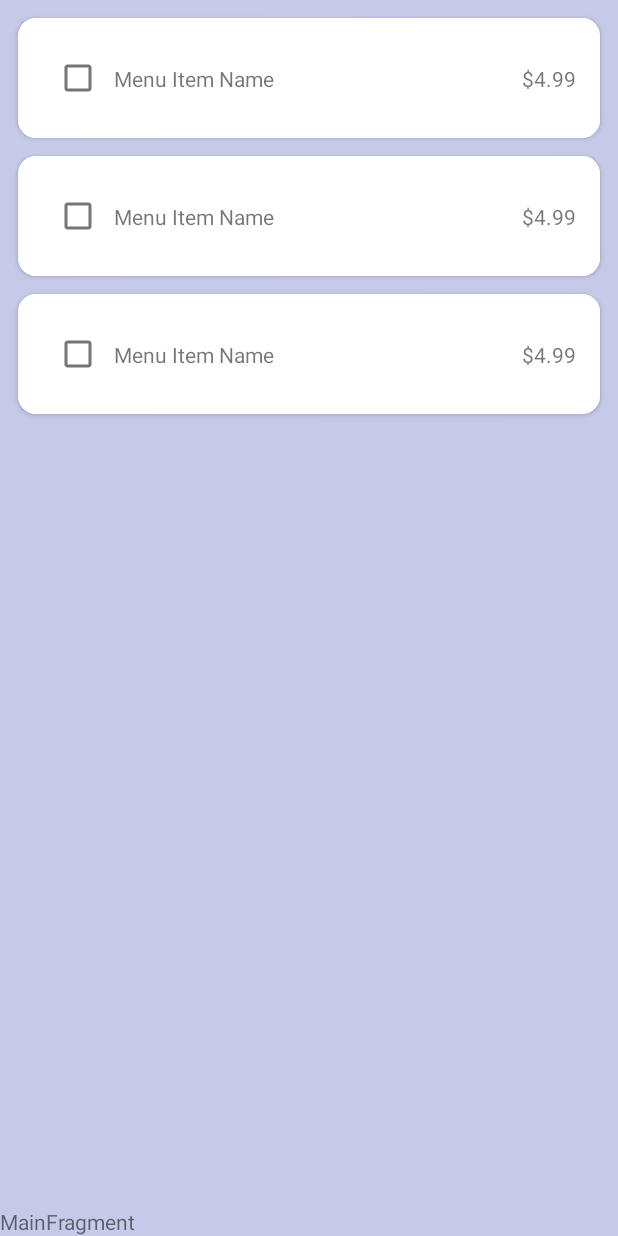
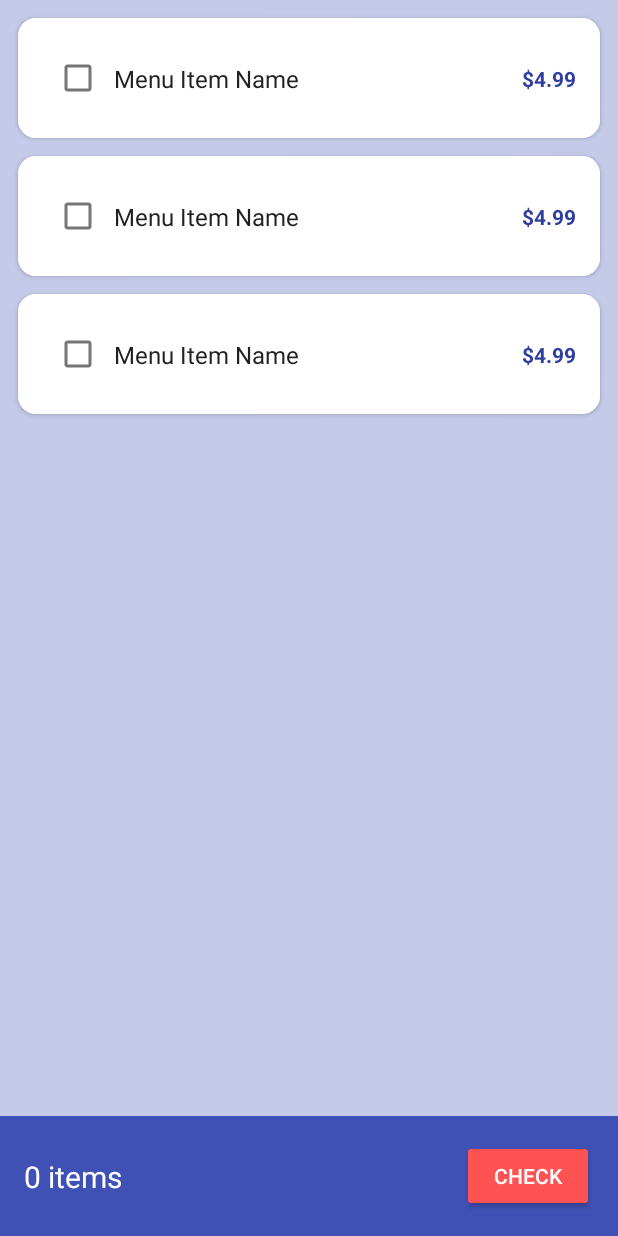
Before and after one commit to twcn-na-homework/lone-star-cafe-android, an Android app: the layout main_fragment.xml on its own in the app's theme, with its tools: preview values and no code run, on a phone screen of 412 x 824 dp. Run offline under Robolectric (Android 15) with nearby library versions, the phone set to English and light mode, and no system bars.

Commit message:
feat(styling): [Siyang] styling the bottom item summary bar

```diff
--- a/app/src/main/res/layout/list_item_menu.xml
+++ b/app/src/main/res/layout/list_item_menu.xml
@@ -4,7 +4,10 @@
     xmlns:tools="http://schemas.android.com/tools">
 
     <data>
-        <variable name="menuItem" type="com.thoughtworks.lonestarcafe.MenuListQuery.Menu"/>
+
+        <variable
+            name="menuItem"
+            type="com.thoughtworks.lonestarcafe.MenuListQuery.Menu" />
     </data>
 
     <androidx.cardview.widget.CardView
@@ -22,30 +25,37 @@
             android:padding="@dimen/list_item_padding">
 
             <CheckBox
+                android:id="@+id/checkbox"
                 android:layout_width="wrap_content"
                 android:layout_height="wrap_content"
-                android:id="@+id/checkbox"
-                app:layout_constraintTop_toTopOf="parent"
                 app:layout_constraintBottom_toBottomOf="parent"
+                app:layout_constraintEnd_toStartOf="@id/description"
                 app:layout_constraintStart_toStartOf="parent"
-                app:layout_constraintEnd_toStartOf="@id/description" />
+                app:layout_constraintTop_toTopOf="parent" />
+
             <TextView
                 android:id="@+id/description"
                 android:layout_width="wrap_content"
                 android:layout_height="wrap_content"
                 android:text="@{menuItem.description}"
-                app:layout_constraintTop_toTopOf="parent"
+                android:textColor="@color/primary_text"
+                android:textSize="@dimen/size_subtitle1"
                 app:layout_constraintBottom_toBottomOf="parent"
                 app:layout_constraintStart_toEndOf="@id/checkbox"
-                tools:text="Menu Item Name"/>
+                app:layout_constraintTop_toTopOf="parent"
+                tools:text="Menu Item Name" />
+
             <TextView
                 android:layout_width="wrap_content"
                 android:layout_height="wrap_content"
                 android:text='@{@string/price_format((float)menuItem.price / 100)}'
-                app:layout_constraintTop_toTopOf="parent"
+                android:textColor="@color/dark_primary"
+                android:textSize="@dimen/size_subtitle2"
+                android:textStyle="bold"
                 app:layout_constraintBottom_toBottomOf="parent"
                 app:layout_constraintEnd_toEndOf="parent"
-                tools:text="$4.99"/>
+                app:layout_constraintTop_toTopOf="parent"
+                tools:text="$4.99" />
 
         </androidx.constraintlayout.widget.ConstraintLayout>
     </androidx.cardview.widget.CardView>
--- a/app/src/main/res/layout/main_fragment.xml
+++ b/app/src/main/res/layout/main_fragment.xml
@@ -23,25 +23,48 @@
         <androidx.recyclerview.widget.RecyclerView
             android:id="@+id/menu_list"
             android:layout_width="match_parent"
-            android:layout_height="match_parent"
+            android:layout_height="0dp"
+            android:clipToPadding="false"
             android:paddingTop="@dimen/list_item_margin"
-            android:clipToPadding="false"
-            app:setAdapter="@{adapter}"
-            app:layout_constraintBottom_toTopOf="@id/message"
+            app:layoutManager="androidx.recyclerview.widget.LinearLayoutManager"
+            app:layout_constraintBottom_toTopOf="@id/item_summary_bar"
             app:layout_constraintEnd_toEndOf="parent"
             app:layout_constraintStart_toStartOf="parent"
             app:layout_constraintTop_toTopOf="parent"
-            app:layoutManager="androidx.recyclerview.widget.LinearLayoutManager"
-            tools:listitem="@layout/list_item_menu"
-            tools:context="com.thoughtworks.lonestarcafe.MainActivity"/>
-        <TextView
-            android:id="@+id/message"
+            app:setAdapter="@{adapter}"
+            tools:context="com.thoughtworks.lonestarcafe.MainActivity"
+            tools:listitem="@layout/list_item_menu" />
+
+        <androidx.constraintlayout.widget.ConstraintLayout
+            android:id="@+id/item_summary_bar"
             android:layout_width="match_parent"
             android:layout_height="wrap_content"
-            android:text="MainFragment"
+            android:background="@color/primary"
+            android:padding="@dimen/list_item_padding"
             app:layout_constraintBottom_toBottomOf="parent"
             app:layout_constraintEnd_toEndOf="parent"
-            app:layout_constraintStart_toStartOf="parent" />
+            app:layout_constraintStart_toStartOf="parent">
+
+            <TextView
+                android:id="@+id/select_item_count"
+                android:layout_width="match_parent"
+                android:layout_height="wrap_content"
+                android:text="0 items"
+                android:textColor="@color/white"
+                android:textSize="@dimen/size_header6"
+                app:layout_constraintBottom_toBottomOf="parent"
+                app:layout_constraintStart_toStartOf="parent"
+                app:layout_constraintTop_toTopOf="parent" />
+
+            <Button
+                android:layout_width="wrap_content"
+                android:layout_height="wrap_content"
+                android:text="check"
+                android:textAllCaps="true"
+                app:layout_constraintBottom_toBottomOf="parent"
+                app:layout_constraintEnd_toEndOf="parent"
+                app:layout_constraintTop_toTopOf="parent" />
+        </androidx.constraintlayout.widget.ConstraintLayout>
 
     </androidx.constraintlayout.widget.ConstraintLayout>
 </layout>
--- a/app/src/main/res/values/colors.xml
+++ b/app/src/main/res/values/colors.xml
@@ -6,6 +6,7 @@
     <color name="teal_200">#FF03DAC5</color>
     <color name="teal_700">#FF018786</color>
     <color name="black">#FF000000</color>
+
     <color name="light_primary">#C5CAE9</color>
     <color name="primary">#3F51B5</color>
     <color name="dark_primary">#303F9F</color>
--- a/app/src/main/res/values/dimens.xml
+++ b/app/src/main/res/values/dimens.xml
@@ -3,4 +3,8 @@
     <dimen name="list_item_padding">16dp</dimen>
     <dimen name="list_item_margin">12dp</dimen>
     <dimen name="card_corner_radius">12dp</dimen>
+
+    <dimen name="size_header6">20sp</dimen>
+    <dimen name="size_subtitle1">16sp</dimen>
+    <dimen name="size_subtitle2">14sp</dimen>
 </resources>
--- a/app/src/main/res/values/themes.xml
+++ b/app/src/main/res/values/themes.xml
@@ -7,11 +7,14 @@
         <item name="colorOnPrimary">@color/white</item>
         <!-- Secondary brand color. -->
         <item name="colorSecondary">@color/accent</item>
-        <item name="colorSecondaryVariant">@color/accent</item>
+        <item name="colorSecondaryVariant">@color/teal_700</item>
         <item name="colorOnSecondary">@color/black</item>
         <!-- Status bar color. -->
         <item name="android:statusBarColor" tools:targetApi="l">?attr/colorPrimaryVariant</item>
         <!-- Customize your theme here. -->
         <item name="android:colorBackground">@color/light_primary</item>
+        <item name="materialButtonStyle">@style/Theme.LoneStarCafe.Button</item>
     </style>
+
+    <style name="Theme.LoneStarCafe.Button" parent="Widget.AppCompat.Button.Colored" />
 </resources>
```
